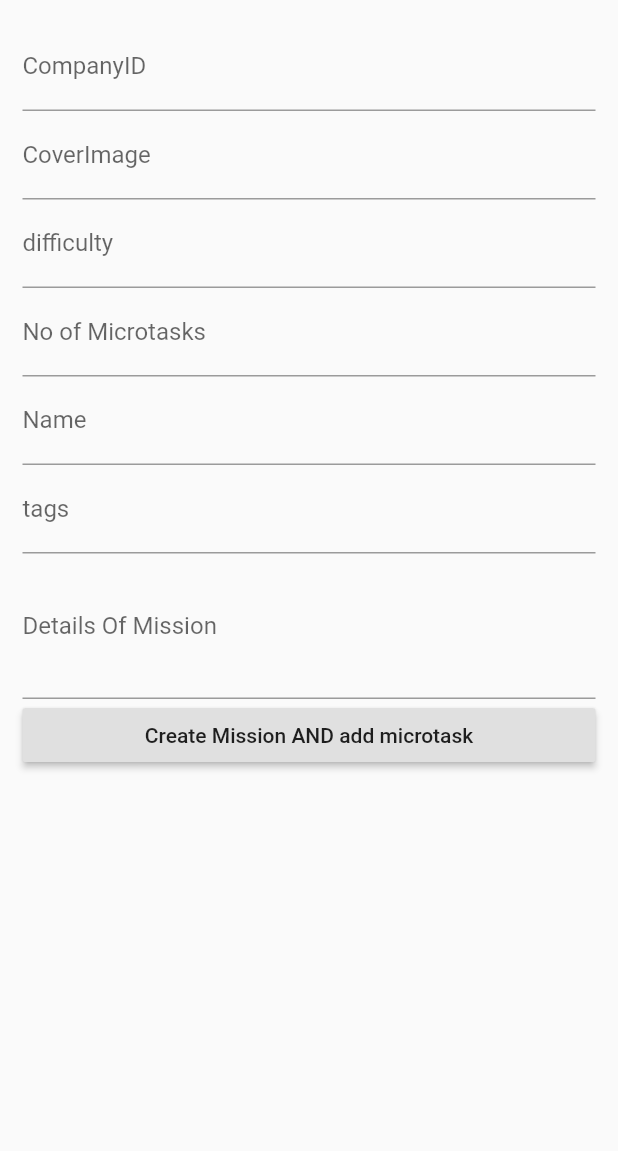
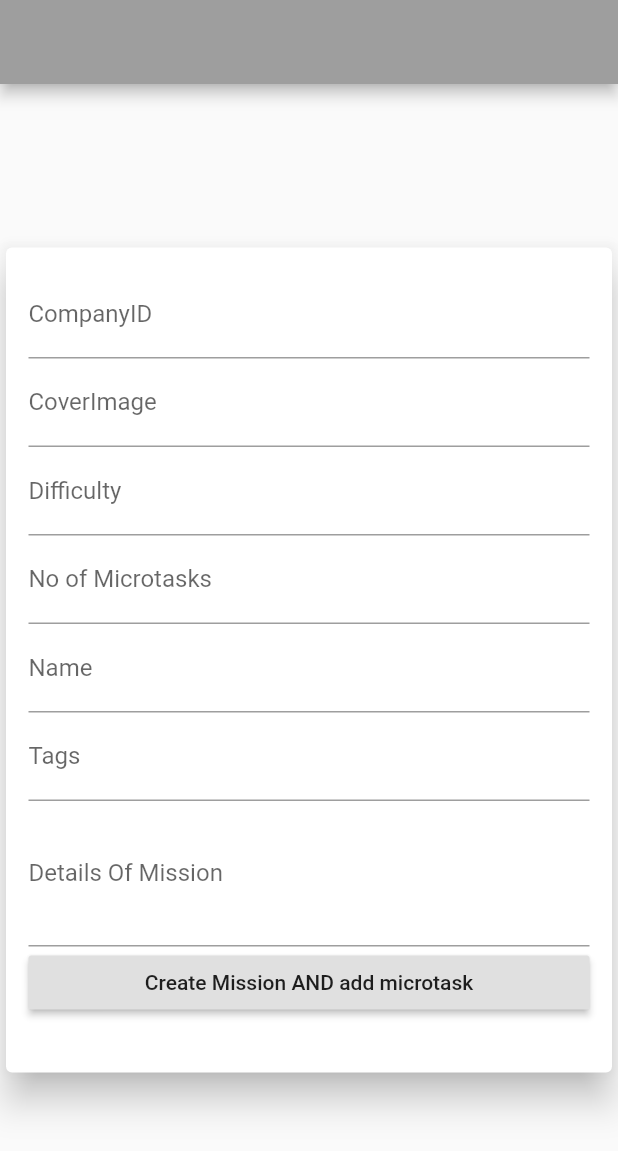
Before and after one commit to stunner-07/Mission_admin_form, a Flutter app: the screen it shows after launch, after a tap on "Create Mission AND add microtask", on a phone screen of 412 x 824 dp. Shown: the top 1151 px of the screen. Run offline on Flutter 3.47's test engine with Material 2 defaults, Android fonts, the phone set to English and light mode, and no system bars; our stand-ins replace cloud_firestore; accounts and stored records are empty.

Commit message:
UI upgraded

```diff
--- a/lib/screens/form.dart
+++ b/lib/screens/form.dart
@@ -7,21 +7,50 @@ import 'package:provider/provider.dart';
 
 import 'microtasks.dart';
 
-class FormScreen extends StatelessWidget {
+class FormScreen extends StatefulWidget {
+  @override
+  _FormScreenState createState() => _FormScreenState();
+}
+
+class _FormScreenState extends State<FormScreen> {
   var mission = Missions();
+
+  bool isLoading = false;
+
   final _formKey = GlobalKey<FormState>();
+
   Future<void> _save(BuildContext context) async {
     _formKey.currentState.save();
-    await Provider.of<MissionProvider>(context,listen: false).createMission(mission);
-    _formKey.currentState.reset();
+    setState(() {
+      isLoading = true;
+      //_formKey.currentState.reset();
+    });
+    await Provider.of<MissionProvider>(context, listen: false)
+        .createMission(mission);
+
+    // setState(() {
+    //   isLoading = false;
+    // });
+    Navigator.of(context).pushNamed(MicrotaskScreen.routeName);
   }
 
   @override
   Widget build(BuildContext context) {
     return Scaffold(
-      body: Container(
+      appBar: AppBar(
+        leading: Container(),
+      ),
+      body: isLoading
+          ? Center(
+              child: CircularProgressIndicator(),
+            )
+          : Center(
+              child: Card(
+                elevation: 10,
+                child: Container(
+                  alignment: Alignment.center,
                   width: 500,
-        height: 700,
+                  height: 550,
                   padding: const EdgeInsets.all(15),
                   child: Form(
                     key: _formKey,
@@ -58,7 +87,7 @@ class FormScreen extends StatelessWidget {
                           },
                         ),
                         TextFormField(
-                decoration: InputDecoration(labelText: "difficulty"),
+                          decoration: InputDecoration(labelText: "Difficulty"),
                           textInputAction: TextInputAction.next,
                           onSaved: (value) {
                             mission = Missions(
@@ -73,7 +102,8 @@ class FormScreen extends StatelessWidget {
                           },
                         ),
                         TextFormField(
-                decoration: InputDecoration(labelText: "No of Microtasks"),
+                          decoration:
+                              InputDecoration(labelText: "No of Microtasks"),
                           textInputAction: TextInputAction.next,
                           onSaved: (value) {
                             mission = Missions(
@@ -103,7 +133,7 @@ class FormScreen extends StatelessWidget {
                           },
                         ),
                         TextFormField(
-                decoration: InputDecoration(labelText: "tags"),
+                          decoration: InputDecoration(labelText: "Tags"),
                           textInputAction: TextInputAction.next,
                           onSaved: (value) {
                             var lt = new List<String>();
@@ -125,7 +155,8 @@ class FormScreen extends StatelessWidget {
                           },
                         ),
                         TextFormField(
-                decoration: InputDecoration(labelText: "Details Of Mission"),
+                          decoration:
+                              InputDecoration(labelText: "Details Of Mission"),
                           textInputAction: TextInputAction.next,
                           keyboardType: TextInputType.multiline,
                           maxLines: 3,
@@ -164,7 +195,6 @@ class FormScreen extends StatelessWidget {
                             //     );
                             //   },
                             // );
-                  Navigator.of(context).pushNamed(MicrotaskScreen.routeName);
                           },
                           child: Text('Create Mission AND add microtask'),
                         ),
@@ -172,6 +202,8 @@ class FormScreen extends StatelessWidget {
                     ),
                   ),
                 ),
+              ),
+            ),
     );
   }
 }
```
Also changed, not shown: lib/screens/microtasks.dart (+56 -17 lines). Lines whose indentation alone changed are shown as unchanged.
